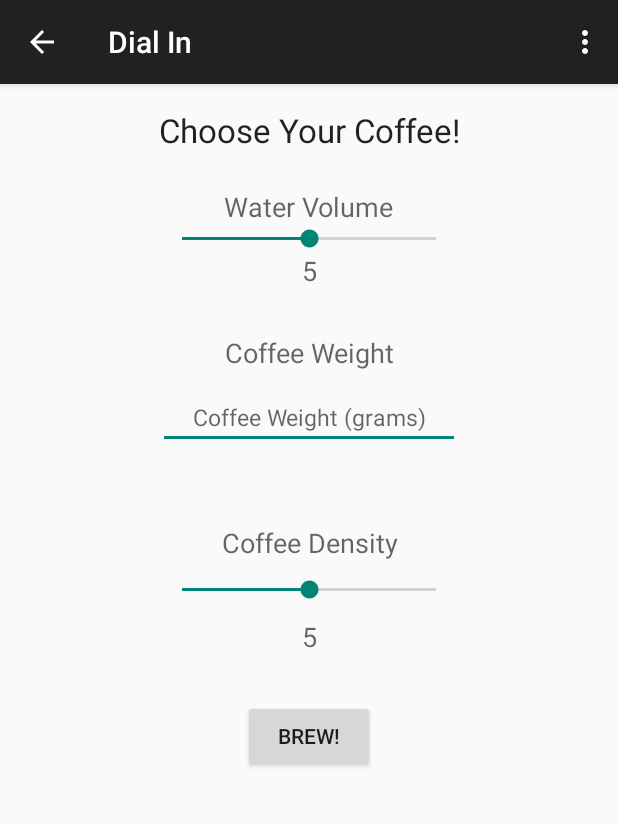
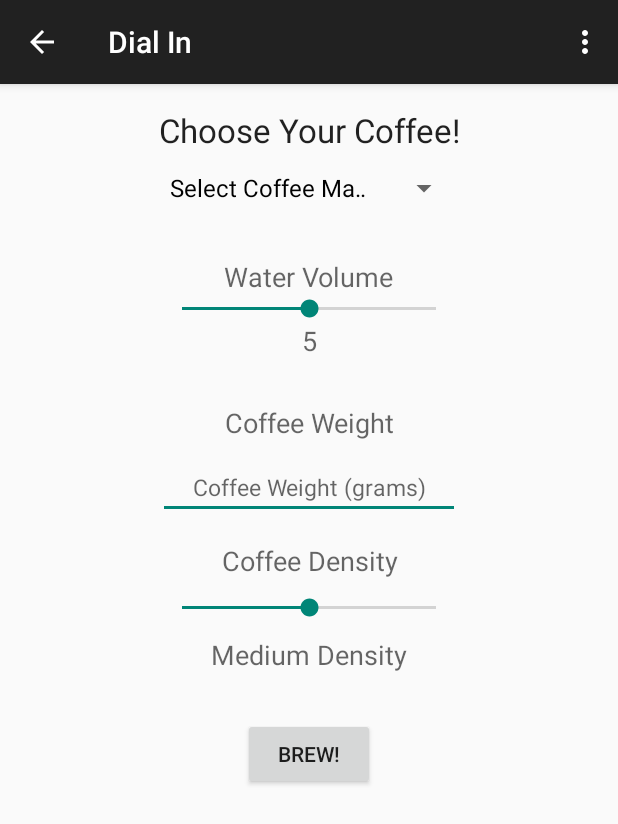
Before and after one commit to Natureboy/Uncommon_Roasters, an Android app: the dial_in screen opened directly, with no data from a screen before it, on a phone screen of 412 x 824 dp. Shown: the top 824 px of the screen. Run offline under Robolectric (Android 15) with nearby library versions, the phone set to English and light mode, and no system bars.

Commit message:
Dial-in: Added a spinner for selecting a brewing machine. Changed the density display to show "Low Density", "Medium Density" and "High Density" based on the slider value.

```diff
--- a/app/src/main/java/com/teamcoffee/coffeewizard/dial_in.java
+++ b/app/src/main/java/com/teamcoffee/coffeewizard/dial_in.java
@@ -7,7 +7,9 @@ import android.os.Bundle;
 import android.view.Menu;
 import android.view.MenuItem;
 import android.view.View;
+import android.widget.ArrayAdapter;
 import android.widget.SeekBar;
+import android.widget.Spinner;
 import android.widget.TextView;
 
 public class dial_in extends ActionBarActivity {
@@ -25,11 +27,16 @@ public class dial_in extends ActionBarActivity {
         water = (SeekBar) findViewById(R.id.waterSeekBar);
         density = (SeekBar) findViewById(R.id.densitySeekBar);
 
-        coffeeWeight = (TextView) findViewById(R.id.editText);
+        coffeeWeight = (TextView) findViewById(R.id.coffeeWeightValue);
         waterVolume = (TextView)findViewById(R.id.waterVolumeNumber);
         coffeeDensity = (TextView) findViewById(R.id.coffeeDensityValue);
         waterVolume.setText(Integer.toString(water.getProgress()));
-        coffeeDensity.setText(Integer.toString(density.getProgress()));
+        coffeeDensity.setText("Medium Density");
+
+        Spinner spinner = (Spinner) findViewById(R.id.brewSpinner);
+
+        ArrayAdapter<CharSequence> adapter = ArrayAdapter.createFromResource(this, R.array.brewers, android.R.layout.simple_spinner_dropdown_item);
+        spinner.setAdapter(adapter);
 
         water.setOnSeekBarChangeListener(new SeekBar.OnSeekBarChangeListener() {
             int progressChanged = 0;
@@ -38,6 +45,7 @@ public class dial_in extends ActionBarActivity {
             public void onProgressChanged(SeekBar seekBar, int progress, boolean fromUser) {
                 progressChanged = progress;
                 waterVolume.setText(Integer.toString(progressChanged));
+
             }
 
             @Override
@@ -57,7 +65,15 @@ public class dial_in extends ActionBarActivity {
             @Override
             public void onProgressChanged(SeekBar seekBar, int progress, boolean fromUser) {
                 progressChanged = progress;
-                coffeeDensity.setText(Integer.toString(progressChanged));
+                if(progressChanged == 0){
+                    coffeeDensity.setText("Low Density");
+                }
+                else if(progressChanged == 1){
+                    coffeeDensity.setText("Medium Density");
+                }
+                else if(progressChanged == 2){
+                    coffeeDensity.setText("High Density");
+                }
             }
 
             @Override
--- a/app/src/main/res/layout/activity_dial_in.xml
+++ b/app/src/main/res/layout/activity_dial_in.xml
@@ -25,7 +25,7 @@
         android:layout_height="wrap_content"
         android:inputType="number"
         android:ems="10"
-        android:id="@+id/editText"
+        android:id="@+id/coffeeWeightValue"
         android:hint="@string/coffee_weight_dialog"
         android:textSize="15sp"
         android:textAlignment="center"
@@ -39,8 +39,8 @@
         android:layout_width="wrap_content"
         android:layout_height="wrap_content"
         android:id="@+id/densitySeekBar"
-        android:max="10"
-        android:progress="5"
+        android:max="2"
+        android:progress="1"
         android:clickable="false"
         android:layout_alignRight="@+id/titleText"
         android:layout_alignLeft="@+id/titleText"
@@ -53,11 +53,13 @@
         android:textAppearance="?android:attr/textAppearanceMedium"
         android:text="@string/coffee_density"
         android:id="@+id/selectDensityText"
+        android:gravity="center"
+        android:layout_centerVertical="true"
         android:layout_alignLeft="@+id/titleText"
+        android:layout_alignStart="@+id/coffeeWeightValue"
         android:layout_alignRight="@+id/titleText"
-        android:gravity="center"
-        android:layout_below="@+id/editText"
-        android:layout_marginTop="50dp" />
+        android:layout_below="@+id/coffeeWeightValue"
+        android:layout_marginTop="15dp" />
 
     <SeekBar
         android:layout_width="wrap_content"
@@ -77,10 +79,10 @@
         android:id="@+id/waterVolumeText"
         android:layout_alignParentTop="true"
         android:layout_centerHorizontal="true"
-        android:layout_marginTop="53dp"
+        android:layout_marginTop="100dp"
         android:layout_alignParentStart="false"
         android:gravity="center"
-        android:layout_below="@+id/titleText" />
+        android:layout_below="@+id/brewSpinner" />
 
     <TextView
         android:layout_width="wrap_content"
@@ -127,4 +129,13 @@
         android:layout_alignLeft="@+id/titleText"
         android:layout_alignRight="@+id/titleText" />
 
+    <Spinner
+        android:layout_width="wrap_content"
+        android:layout_height="wrap_content"
+        android:id="@+id/brewSpinner"
+        android:layout_below="@+id/titleText"
+        android:layout_alignLeft="@+id/titleText"
+        android:layout_alignRight="@+id/titleText"
+        android:gravity="right" />
+
 </RelativeLayout>
--- a/app/src/main/res/values/strings.xml
+++ b/app/src/main/res/values/strings.xml
@@ -17,6 +17,12 @@
     <string name="brew_start_button">BREW!</string>
     <string name="title_activity_brewing">brewingActivity</string>
     <string name="coffee_density_value">Current Coffee Density</string>
+    <string-array name="brewers">
+        <item>Select Coffee Machine</item>
+        <item>V60</item>
+        <item>Test1</item>
+        <item>Test2</item>
+    </string-array>
 
 
 
```
Also changed, not shown: 1 other file.
